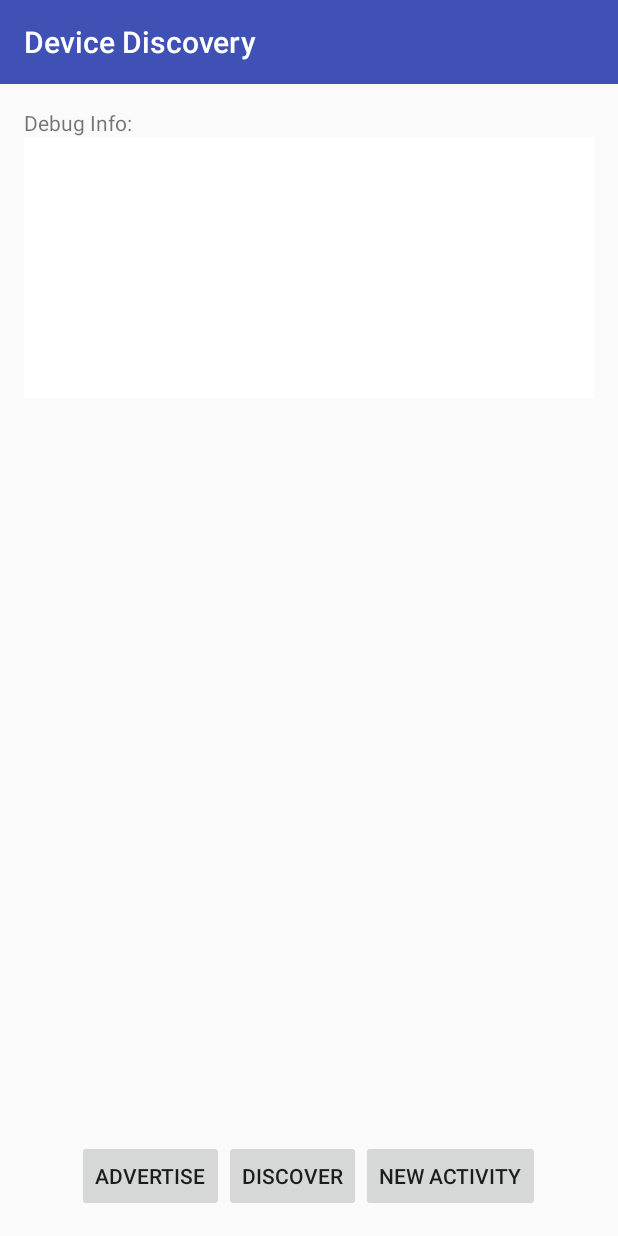
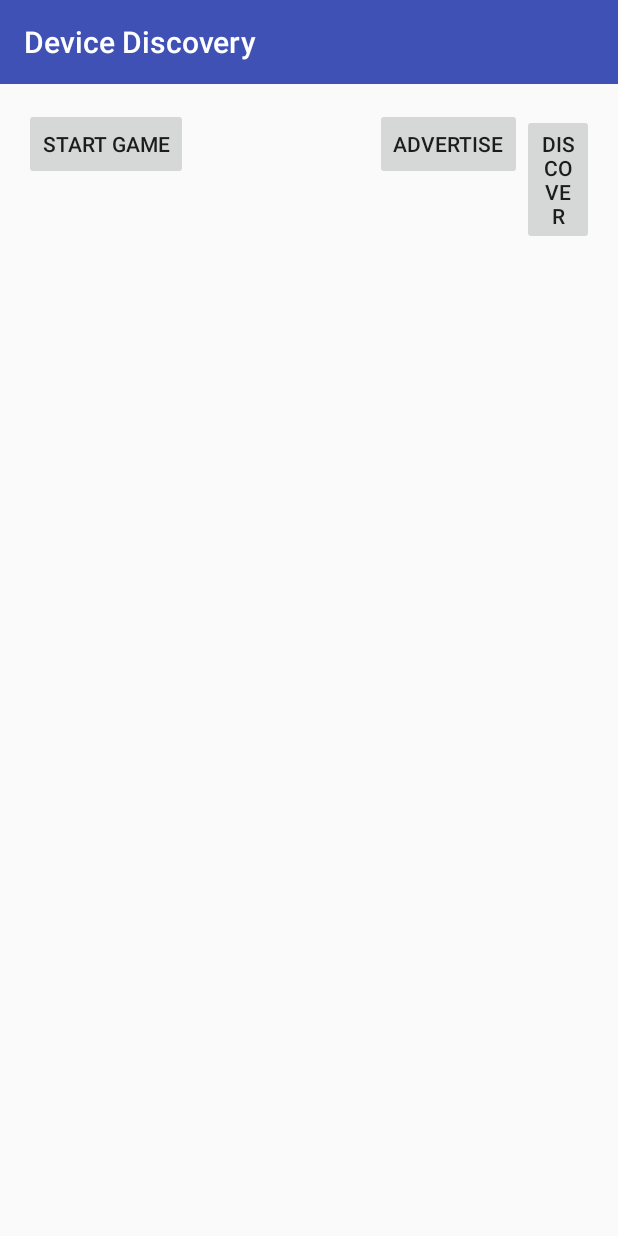
Before and after one commit to imran94/android-discovery, an Android app: the screen it shows after launch (MainActivity), on a phone screen of 412 x 824 dp. Run offline under Robolectric (Android 15) with nearby library versions, the light colour scheme and no system bars; 2 statements that could not run were skipped.

Commit message:
Change layout

```diff
--- a/app/src/main/java/com/project/imran/devicediscovery/MainActivity.java
+++ b/app/src/main/java/com/project/imran/devicediscovery/MainActivity.java
@@ -67,7 +67,6 @@ public class MainActivity extends AppCompatActivity implements
     private ArrayAdapter<Endpoint> endpointAdapter;
 
     private EditText mMessageText;
-    private TextView mDebugInfo;
     private AlertDialog mConnectionRequestDialog;
 
     private int mState = STATE_IDLE;
@@ -87,10 +86,6 @@ public class MainActivity extends AppCompatActivity implements
         findViewById(R.id.button_new).setOnClickListener(this);
 
         mMessageText = (EditText) findViewById(R.id.edittext_message);
-
-        // Debug text view
-        mDebugInfo = (TextView) findViewById(R.id.debug_text);
-        mDebugInfo.setMovementMethod(new ScrollingMovementMethod());
 
         mGoogleApiClient = new GoogleApiClient.Builder(this)
                 .addConnectionCallbacks(this)
@@ -348,10 +343,12 @@ public class MainActivity extends AppCompatActivity implements
         switch(mState) {
             case STATE_IDLE:
                 findViewById(R.id.layout_nearby_buttons).setVisibility(View.GONE);
+                findViewById(R.id.device_list).setVisibility(View.VISIBLE);
                 findViewById(R.id.layout_message).setVisibility(View.GONE);
                 break;
             case STATE_READY:
                 findViewById(R.id.layout_nearby_buttons).setVisibility(View.VISIBLE);
+                findViewById(R.id.device_list).setVisibility(View.VISIBLE);
                 findViewById(R.id.layout_message).setVisibility(View.GONE);
                 break;
             case STATE_DISCOVERING:
@@ -360,6 +357,7 @@ public class MainActivity extends AppCompatActivity implements
                 break;
             case STATE_CONNECTED:
                 findViewById(R.id.layout_nearby_buttons).setVisibility(View.VISIBLE);
+                findViewById(R.id.device_list).setVisibility(View.GONE);
                 findViewById(R.id.layout_message).setVisibility(View.VISIBLE);
                 break;
         }
@@ -367,7 +365,6 @@ public class MainActivity extends AppCompatActivity implements
 
     private void debugLog(String msg) {
         Log.d(TAG, msg);
-        mDebugInfo.append("\n" + msg);
     }
 
     private void updateEndpointList() {
--- a/app/src/main/res/layout/activity_main.xml
+++ b/app/src/main/res/layout/activity_main.xml
@@ -1,13 +1,58 @@
 <?xml version="1.0" encoding="utf-8"?>
-<RelativeLayout xmlns:android="http://schemas.android.com/apk/res/android"
+<LinearLayout xmlns:android="http://schemas.android.com/apk/res/android"
     xmlns:tools="http://schemas.android.com/tools"
     android:layout_width="match_parent"
     android:layout_height="match_parent"
+    android:orientation="horizontal"
     android:paddingBottom="@dimen/activity_vertical_margin"
     android:paddingLeft="@dimen/activity_horizontal_margin"
     android:paddingRight="@dimen/activity_horizontal_margin"
     android:paddingTop="@dimen/activity_vertical_margin"
     tools:context="com.project.imran.devicediscovery.MainActivity">
+
+    <RelativeLayout
+        android:layout_width="234dp"
+        android:layout_height="match_parent">
+
+        <Button
+            android:id="@+id/button_new"
+            android:layout_width="wrap_content"
+            android:layout_height="wrap_content"
+            android:text="Start game" />
+    </RelativeLayout>
+
+    <LinearLayout
+        android:layout_width="match_parent"
+        android:layout_height="match_parent"
+        android:orientation="vertical">
+
+        <LinearLayout
+            android:id="@+id/layout_nearby_buttons"
+            android:layout_width="wrap_content"
+            android:layout_height="wrap_content"
+            android:orientation="horizontal"
+            android:visibility="gone"
+            tools:visibility="visible">
+
+            <Button
+                android:id="@+id/button_advertise"
+                android:layout_width="wrap_content"
+                android:layout_height="wrap_content"
+                android:text="Advertise" />
+
+            <Button
+                android:id="@+id/button_discover"
+                android:layout_width="wrap_content"
+                android:layout_height="wrap_content"
+                android:text="Discover" />
+        </LinearLayout>
+
+        <ListView
+            android:layout_width="wrap_content"
+            android:layout_height="wrap_content"
+            android:id="@+id/device_list"
+            android:visibility="gone"
+            tools:visibility="visible" />
 
         <LinearLayout
             android:id="@+id/layout_message"
@@ -31,68 +76,5 @@
                 android:layout_height="wrap_content"
                 android:text="Send" />
         </LinearLayout>
-
-    <TextView
-        android:id="@+id/debug_label"
-        android:layout_width="wrap_content"
-        android:layout_height="wrap_content"
-        android:layout_below="@+id/layout_message"
-        android:text="Debug Info: " />
-
-    <TextView
-        android:id="@+id/debug_text"
-        android:layout_width="match_parent"
-        android:layout_height="wrap_content"
-        android:layout_below="@+id/debug_label"
-        android:padding="5dp"
-        android:scrollbars="vertical"
-        android:fadeScrollbars="false"
-        android:lines="10"
-        android:maxLines="10"
-        android:gravity="bottom"
-        android:background="#FFFFFF"
-        android:layout_alignRight="@+id/layout_message"
-        android:layout_alignEnd="@+id/layout_message" />
-
-
-    <LinearLayout
-        android:id="@+id/layout_nearby_buttons"
-        android:layout_width="wrap_content"
-        android:layout_height="wrap_content"
-        android:layout_alignParentBottom="true"
-        android:layout_centerHorizontal="true"
-        android:orientation="horizontal"
-        android:visibility="gone"
-        tools:visibility="visible">
-
-        <Button
-            android:id="@+id/button_advertise"
-            android:layout_width="wrap_content"
-            android:layout_height="wrap_content"
-            android:text="Advertise" />
-
-        <Button
-            android:id="@+id/button_discover"
-            android:layout_width="wrap_content"
-            android:layout_height="wrap_content"
-            android:text="Discover" />
-
-        <Button
-            android:id="@+id/button_new"
-            android:layout_width="wrap_content"
-            android:layout_height="wrap_content"
-            android:text="New Activity" />
-
     </LinearLayout>
-
-    <ListView
-        android:layout_width="wrap_content"
-        android:layout_height="wrap_content"
-        android:id="@+id/device_list"
-        android:layout_below="@+id/debug_text"
-        android:layout_alignParentLeft="true"
-        android:layout_alignParentStart="true"
-        android:layout_above="@+id/layout_nearby_buttons"
-        android:layout_alignRight="@+id/debug_text"
-        android:layout_alignEnd="@+id/debug_text" />
-</RelativeLayout>
+</LinearLayout>
```
Lines whose indentation alone changed are shown as unchanged.
